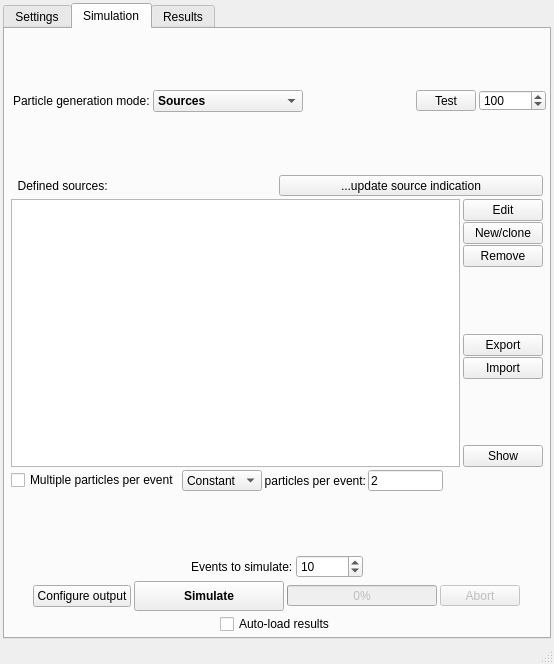
Above: ants3bundle/src/ants3/gui/particleSim/aparticlesimwin.ui from andrmor/ANTS3bundle before the change. Below: the same form after it.
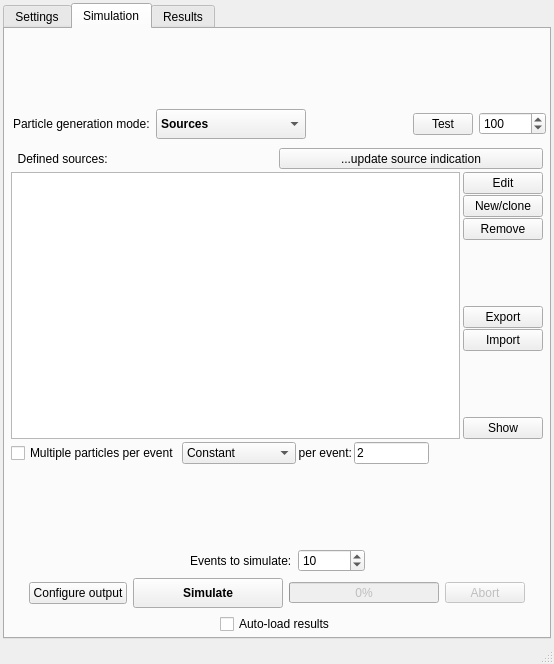
That is the form after the change.

Commit message: add particle sim settings

Diff of the .ui file:
```diff
--- a/ants3bundle/src/ants3/gui/particleSim/aparticlesimwin.ui
+++ b/ants3bundle/src/ants3/gui/particleSim/aparticlesimwin.ui
@@ -41,7 +41,7 @@
        </attribute>
        <layout class="QVBoxLayout" name="verticalLayout">
         <property name="spacing">
-         <number>3</number>
+         <number>10</number>
         </property>
         <property name="leftMargin">
          <number>3</number>
@@ -527,7 +527,7 @@
        </attribute>
        <layout class="QVBoxLayout" name="verticalLayout_14">
         <property name="spacing">
-         <number>3</number>
+         <number>6</number>
         </property>
         <property name="leftMargin">
          <number>3</number>
@@ -578,7 +578,7 @@
             <property name="minimumSize">
              <size>
               <width>150</width>
-              <height>0</height>
+              <height>30</height>
              </size>
             </property>
             <property name="font">
@@ -622,7 +622,7 @@
             <property name="maximumSize">
              <size>
               <width>60</width>
-              <height>21</height>
+              <height>16777215</height>
              </size>
             </property>
             <property name="font">
@@ -651,7 +651,7 @@
             <property name="maximumSize">
              <size>
               <width>16777215</width>
-              <height>21</height>
+              <height>16777215</height>
              </size>
             </property>
             <property name="font">
@@ -674,19 +674,6 @@
           </item>
          </layout>
         </item>
-        <item>
-         <spacer name="verticalSpacer_9">
-          <property name="orientation">
-           <enum>Qt::Vertical</enum>
-          </property>
-          <property name="sizeHint" stdset="0">
-           <size>
-            <width>20</width>
-            <height>37</height>
-           </size>
-          </property>
-         </spacer>
-        </item>
         <item>
          <widget class="QStackedWidget" name="swParticleGenerationMode">
           <property name="font">
@@ -941,10 +928,16 @@
                  </property>
                  <item>
                   <widget class="QComboBox" name="cobPartPerEvent">
+                   <property name="sizePolicy">
+                    <sizepolicy hsizetype="Expanding" vsizetype="Fixed">
+                     <horstretch>0</horstretch>
+                     <verstretch>0</verstretch>
+                    </sizepolicy>
+                   </property>
                    <property name="maximumSize">
                     <size>
                      <width>16777215</width>
-                     <height>21</height>
+                     <height>16777215</height>
                     </size>
                    </property>
                    <property name="font">
@@ -976,7 +969,7 @@
                     </font>
                    </property>
                    <property name="text">
-                    <string>particles per event:</string>
+                    <string>per event:</string>
                    </property>
                    <property name="alignment">
                     <set>Qt::AlignRight|Qt::AlignTrailing|Qt::AlignVCenter</set>
@@ -988,7 +981,7 @@
                    <property name="maximumSize">
                     <size>
                      <width>75</width>
-                     <height>21</height>
+                     <height>16777215</height>
                     </size>
                    </property>
                    <property name="font">
```
The commit also changes 17 other files.
